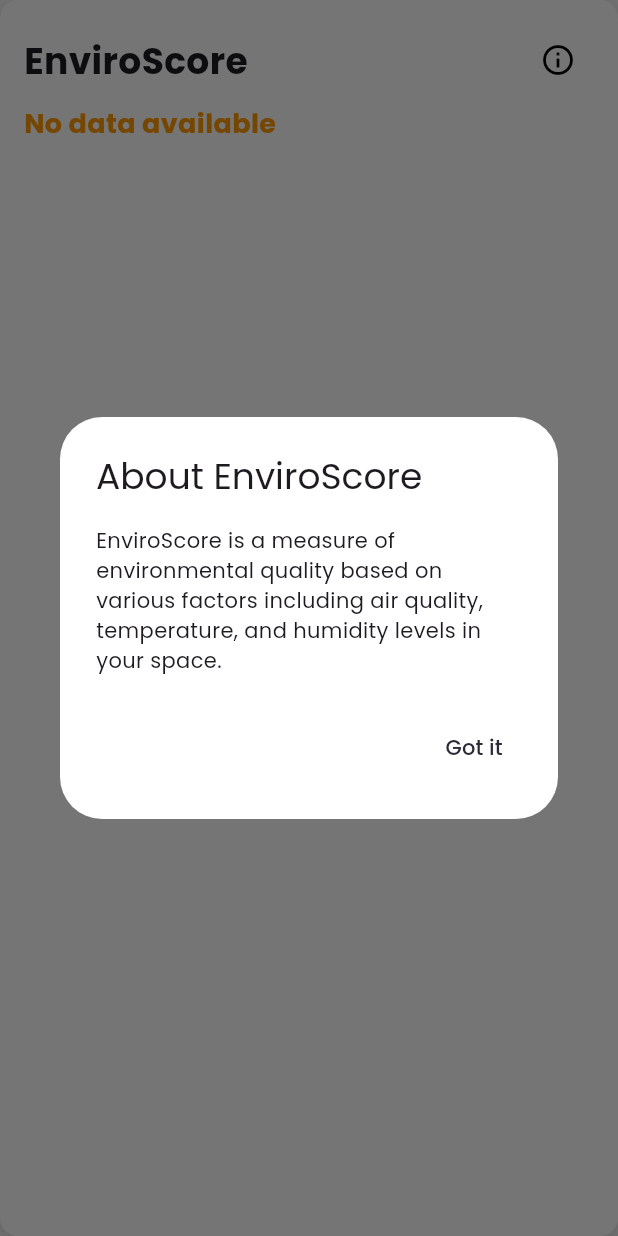
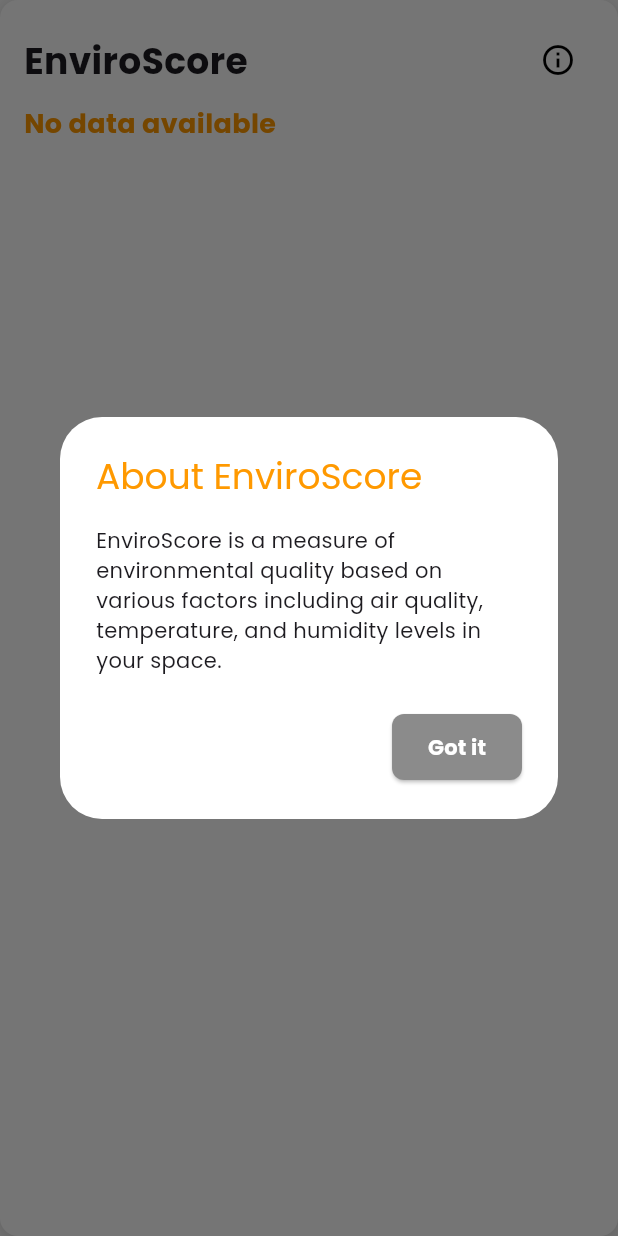
Before and after one commit to KempDewulf/envirosense-app, a Flutter app: the EnviroScoreCard widget shown alone on an empty page, opened directly with empty values, after a tap on the "info outline" icon, on a phone screen of 412 x 824 dp. Run offline on Flutter 3.47's test engine with Material 3 defaults, Android fonts, the phone set to English and light mode, and no system bars; our stand-ins replace dotted_border, firebase_auth, firebase_core, firebase_messaging, flutter_dotenv, google_fonts and 4 more; missing offline and left inert: mobile_scanner; accounts and stored records are empty; network calls fail.

Commit message:
feat: enhance EnviroScore dialog with improved styling and dismiss behavior

```diff
--- a/lib/presentation/widgets/cards/enviro_score_card.dart
+++ b/lib/presentation/widgets/cards/enviro_score_card.dart
@@ -18,15 +18,34 @@ class EnviroScoreCard extends StatelessWidget {
     void showEnviroScoreInfo() {
       showDialog(
         context: context,
+        barrierDismissible: true,
+        useRootNavigator: true,
+        routeSettings: const RouteSettings(),
         builder: (context) => AlertDialog(
-          title: const Text('About EnviroScore'),
+          title: const Text(
+            'About EnviroScore',
+            style: TextStyle(color: AppColors.secondaryColor),
+          ),
           content: const Text(
             'EnviroScore is a measure of environmental quality based on various factors including air quality, temperature, and humidity levels in your space.',
           ),
           actions: [
-            TextButton(
-              onPressed: () => Navigator.pop(context),
-              child: const Text('Got it'),
+            ElevatedButton(
+              style: ElevatedButton.styleFrom(
+                backgroundColor: AppColors.accentColor,
+                padding: const EdgeInsets.symmetric(horizontal: 24, vertical: 12),
+                shape: RoundedRectangleBorder(
+                  borderRadius: BorderRadius.circular(8),
+                ),
+              ),
+              onPressed: () => Navigator.of(context, rootNavigator: true).pop(),
+              child: const Text(
+                'Got it',
+                style: TextStyle(
+                  color: AppColors.whiteColor,
+                  fontWeight: FontWeight.bold,
+                ),
+              ),
             ),
           ],
         ),
```
